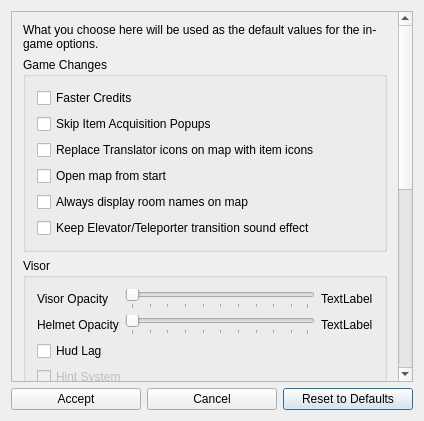
The window that randovania/gui/ui_files/echoes_cosmetic_patches_dialog.ui (randovania/randovania) describes before a commit, drawn with Qt 5.
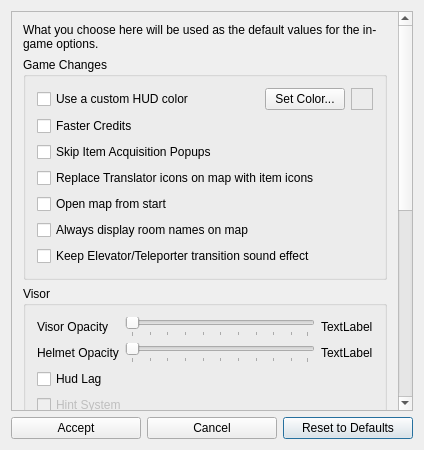
The same window after the commit.

Commit message:
Echoes - Custom HUD Colors (#2458)
* added mp2hudcolor requirement

* Added ability to patch echoes hud color

* Added GUI for patching echoes hud color

* changelog

* Update mp2hudcolor

* update mp2hucolor

* fix tests

* Moved hud color to game changes

* update mp2hudcolor

What changed in the file:
```diff
--- a/randovania/gui/ui_files/echoes_cosmetic_patches_dialog.ui
+++ b/randovania/gui/ui_files/echoes_cosmetic_patches_dialog.ui
@@ -7,7 +7,7 @@
     <x>0</x>
     <y>0</y>
     <width>424</width>
-    <height>421</height>
+    <height>450</height>
    </rect>
   </property>
   <property name="windowTitle">
@@ -66,6 +66,61 @@
           <string>Game Changes</string>
          </property>
          <layout class="QVBoxLayout" name="game_changes_layout">
+          <item>
+           <layout class="QHBoxLayout" name="hud_color_layout">
+            <property name="spacing">
+             <number>6</number>
+            </property>
+            <item>
+             <widget class="QCheckBox" name="custom_hud_color">
+              <property name="text">
+               <string>Use a custom HUD color</string>
+              </property>
+             </widget>
+            </item>
+            <item>
+             <widget class="QPushButton" name="custom_hud_color_button">
+              <property name="sizePolicy">
+               <sizepolicy hsizetype="Maximum" vsizetype="Fixed">
+                <horstretch>0</horstretch>
+                <verstretch>0</verstretch>
+               </sizepolicy>
+              </property>
+              <property name="text">
+               <string>Set Color...</string>
+              </property>
+             </widget>
+            </item>
+            <item>
+             <widget class="QFrame" name="custom_hud_color_square">
+              <property name="sizePolicy">
+               <sizepolicy hsizetype="Fixed" vsizetype="Fixed">
+                <horstretch>0</horstretch>
+                <verstretch>0</verstretch>
+               </sizepolicy>
+              </property>
+              <property name="minimumSize">
+               <size>
+                <width>22</width>
+                <height>22</height>
+               </size>
+              </property>
+              <property name="autoFillBackground">
+               <bool>false</bool>
+              </property>
+              <property name="frameShape">
+               <enum>QFrame::StyledPanel</enum>
+              </property>
+              <property name="frameShadow">
+               <enum>QFrame::Raised</enum>
+              </property>
+              <property name="lineWidth">
+               <number>1</number>
+              </property>
+             </widget>
+            </item>
+           </layout>
+          </item>
           <item>
            <widget class="QCheckBox" name="faster_credits_check">
             <property name="text">
```
The commit also changes 8 other files.
